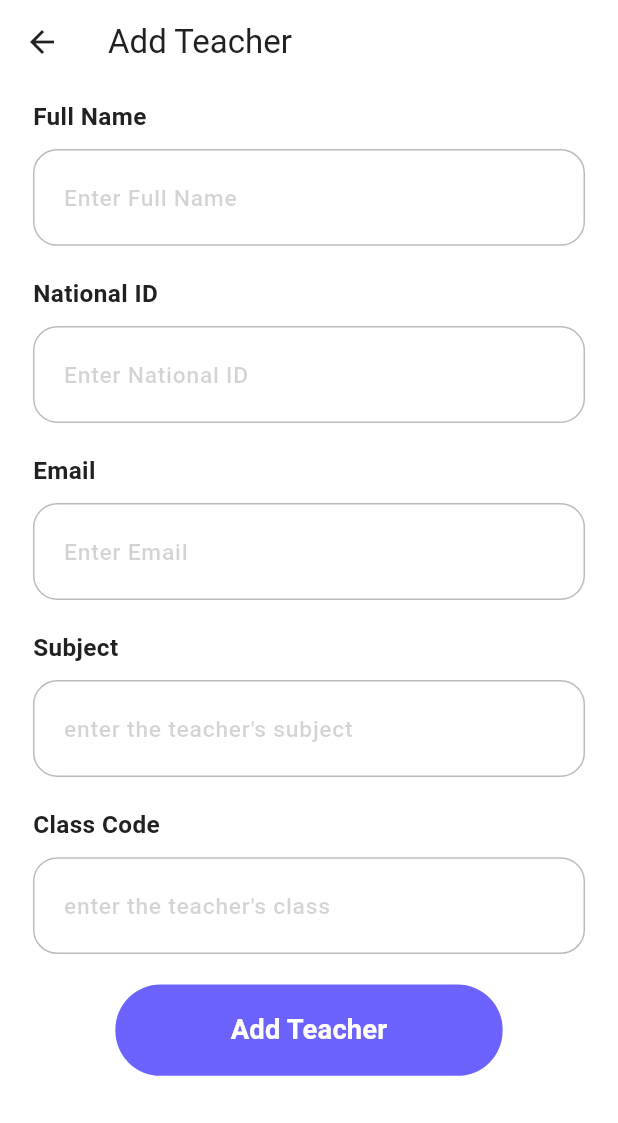
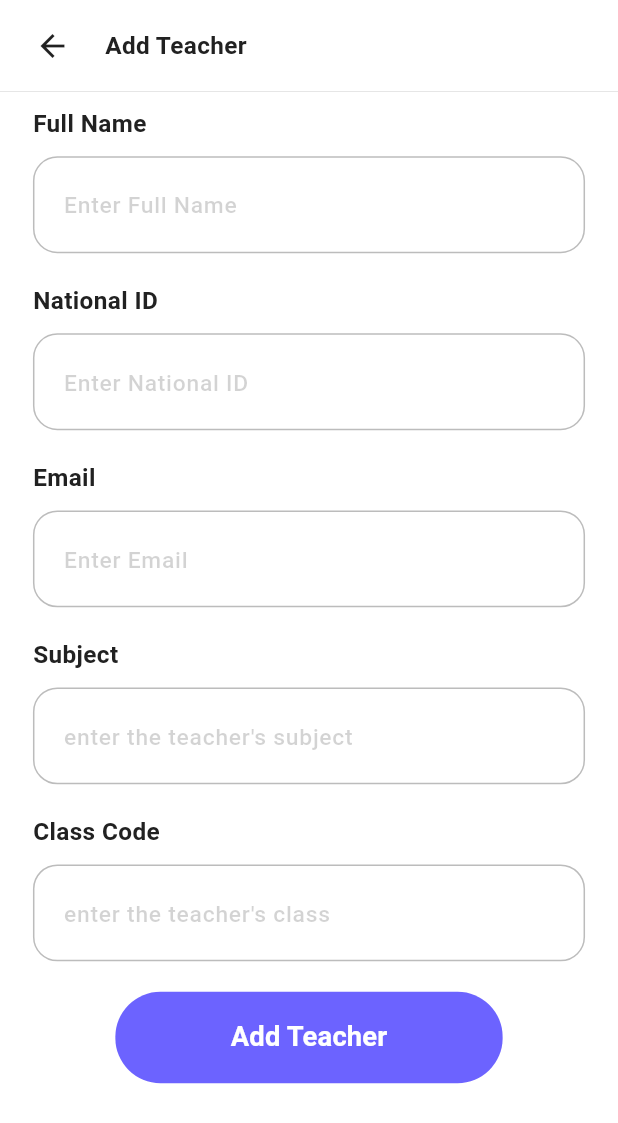
Before and after one commit to DinaElamin/graduation_project, a Flutter app: the ProfileManagerPage screen opened by its route, after a tap on "Add Teacher", on a phone screen of 412 x 824 dp. Shown: the top 1123 px of the screen. Run offline on Flutter 3.47's test engine with Material 3 defaults, Android fonts, the phone set to English and light mode, and no system bars; our stand-ins replace buttons_tabbar, dio, dropdown_button2, flutter_screenutil, freezed_annotation, get and 4 more; missing offline and left inert: klocalizations_flutter; generated files the repository leaves out were written again; statements that could not run were skipped.

Commit message:
refactor3

```diff
--- a/lib/features/feature_login_page/presentations/widgets/all_text_field.dart
+++ b/lib/features/feature_login_page/presentations/widgets/all_text_field.dart
@@ -127,7 +127,7 @@ class _AllTextFieldsWidgetState extends State<AllTextFieldsWidget> {
   void validateThenDoSignUp(BuildContext context) {
     if (formKey.currentState!.validate()) {
       print("Validation successful. Navigating to verifyEmailManagerPage");
-       context.pushNamed(Routes.teacherHomePage);
+       context.pushNamed(Routes.homeManagerPage);
     } else {
       print("Validation failed. Please check the form fields.");
     }
--- a/lib/features/manager/feature_add_teacher_page/presentations/screens/add_teacher_page.dart
+++ b/lib/features/manager/feature_add_teacher_page/presentations/screens/add_teacher_page.dart
@@ -2,6 +2,7 @@ import 'package:ablexa/core/helper/extentions.dart';
 import 'package:flutter/material.dart';
 import 'package:flutter_screenutil/flutter_screenutil.dart';
 import '../../../../../core/Routing/routers.dart';
+import '../../../../../core/shared_widgets/appBar_widget.dart';
 import '../../../../../core/shared_widgets/app_elevated_button.dart';
 import '../../../../../core/theming/colors.dart';
 import '../../../../../core/theming/spacing.dart';
@@ -21,14 +22,10 @@ class _AddTeacherPageState extends State<AddTeacherPage> {
   @override
   Widget build(BuildContext context) {
     return Scaffold(
-      appBar: AppBar(
-        title: Text(S.of(context).add_teacher),
-        elevation: 0,
-        backgroundColor: ColorsManager.mainWhite,
-        foregroundColor: ColorsManager.mainBlack,
-      ),
+
       body: ListView(
         children: [
+          AppBarWidget(pageName: S.of(context).add_teacher),
           Padding(
               padding: EdgeInsets.only(left: 20.w, right: 20.w),
               child: Form(
--- a/lib/features/manager/feature_profile_manager_page/presentations/screens/profile_manager.dart
+++ b/lib/features/manager/feature_profile_manager_page/presentations/screens/profile_manager.dart
@@ -1,4 +1,4 @@
-import '../../../../../core/theming/colors.dart';
+import 'package:ablexa/core/shared_widgets/appBar_widget.dart';
 import '../../../../../core/theming/spacing.dart';
 import '../../../../../generated/l10n.dart';
 import '../widgets/image_and_name_profile_manager.dart';
@@ -17,15 +17,10 @@ class _ProfileManagerPageState extends State<ProfileManagerPage> {
   @override
   Widget build(BuildContext context) {
     return Scaffold(
-      appBar: AppBar(
-        title: Text(S.of(context).my_profile),
-        elevation: 0,
-        backgroundColor: ColorsManager.mainWhite,
-        foregroundColor: ColorsManager.mainBlack,
-      ),
       body: SingleChildScrollView( // Wrap the ListView with SingleChildScrollView
         child: Column(
           children: [
+            AppBarWidget(pageName: S.of(context).my_profile),
             verticalSpacing(20),
             const ImageAndNameProfile(),
             verticalSpacing(40),
```
Also changed, not shown: lib/features/manager/feature_add_grade_page/presentations/screens/add_grade_page.dart (+2 -7 lines), lib/features/manager/feature_add_student_page/presentations/screens/feature_add_student_page.dart (+3 -6 lines), lib/features/manager/feature_garde_details_page/presentations/screens/grade_details_page.dart (+3 -7 lines).
